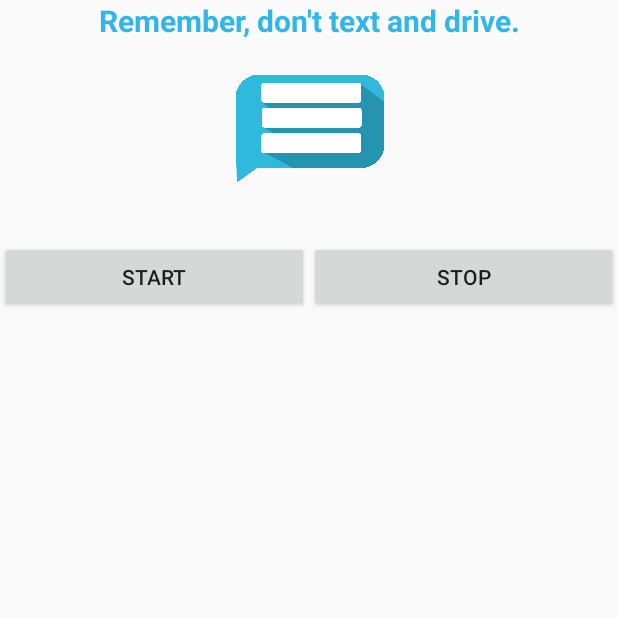
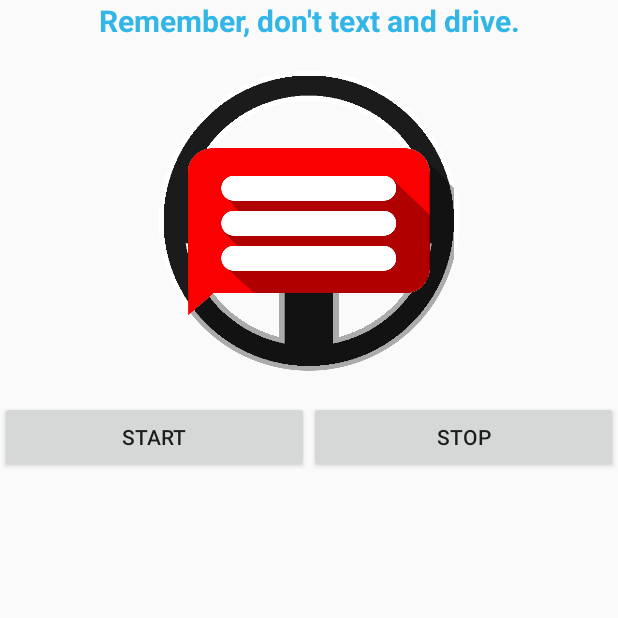
Before and after one commit to kylecorry31/ShutUpAndDrive, an Android app: the screen it shows after launch (MainActivity), on a phone screen of 412 x 824 dp, the top half of it. Run offline under Robolectric (Android 15) with nearby library versions, the phone set to English and light mode, and no system bars; our stand-ins replace AdMob.

```diff
--- a/app/src/main/AndroidManifest.xml
+++ b/app/src/main/AndroidManifest.xml
@@ -1,8 +1,8 @@
 <?xml version="1.0" encoding="utf-8"?>
 <manifest xmlns:android="http://schemas.android.com/apk/res/android"
     package="com.KDB.shutupdrive"
-    android:versionCode="6"
-    android:versionName="1.3.2" >
+    android:versionCode="7"
+    android:versionName="1.4" >
 
     <uses-sdk
         android:minSdkVersion="9"
--- a/app/src/main/res/layout/activity_main.xml
+++ b/app/src/main/res/layout/activity_main.xml
@@ -22,11 +22,13 @@
     <ImageView
         android:id="@+id/ivImage"
         android:layout_width="match_parent"
-        android:layout_height="wrap_content"
+        android:layout_height="200dp"
         android:layout_below="@id/tvRemember"
-        android:contentDescription="@color/holo_blue"
+        android:layout_marginBottom="20dp"
+        android:layout_marginTop="20dp"
         android:gravity="center"
-        android:src="@drawable/text_on" />
+        android:src="@drawable/ic_launcher"
+        android:contentDescription="Text Icon"/>
 
     <LinearLayout
         android:layout_width="match_parent"
```
Also changed, not shown: app/src/main/res/layout/fragment_main.xml (deleted, +0 -48 lines), 50 other files.
